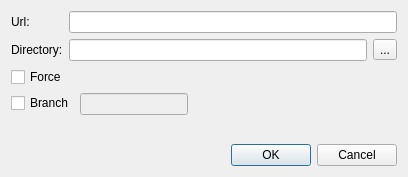
Above: src/dialogs/submoduleinfodialog.ui from KDE/kommit before the change. Below: the same form after it.
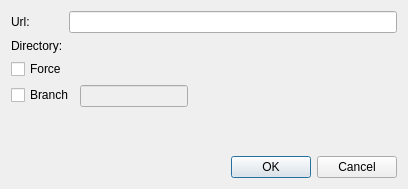
That is the form after the change. Custom widgets are drawn as their Qt base class.

Commit message: Use a KUrlRequester

```diff
--- a/src/dialogs/submoduleinfodialog.ui
+++ b/src/dialogs/submoduleinfodialog.ui
@@ -7,7 +7,7 @@
     <x>0</x>
     <y>0</y>
     <width>408</width>
-    <height>177</height>
+    <height>189</height>
    </rect>
   </property>
   <property name="windowTitle">
@@ -39,12 +39,9 @@
      <item row="1" column="1">
       <layout class="QHBoxLayout" name="horizontalLayout_4">
        <item>
-        <widget class="QLineEdit" name="lineEditPath"/>
-       </item>
-       <item>
-        <widget class="QToolButton" name="toolButtonBrowseLocalPath">
-         <property name="text">
-          <string>...</string>
+        <widget class="KUrlRequester" name="lineEditPath">
+         <property name="mode">
+          <set>KFile::Directory|KFile::LocalOnly</set>
          </property>
         </widget>
        </item>
@@ -108,6 +105,13 @@
    </item>
   </layout>
  </widget>
+ <customwidgets>
+  <customwidget>
+   <class>KUrlRequester</class>
+   <extends>QWidget</extends>
+   <header>kurlrequester.h</header>
+  </customwidget>
+ </customwidgets>
  <tabstops>
   <tabstop>lineEditUrl</tabstop>
   <tabstop>lineEditPath</tabstop>
```
Left out of the diff: 2 changed lines with no effect on the pictures.
